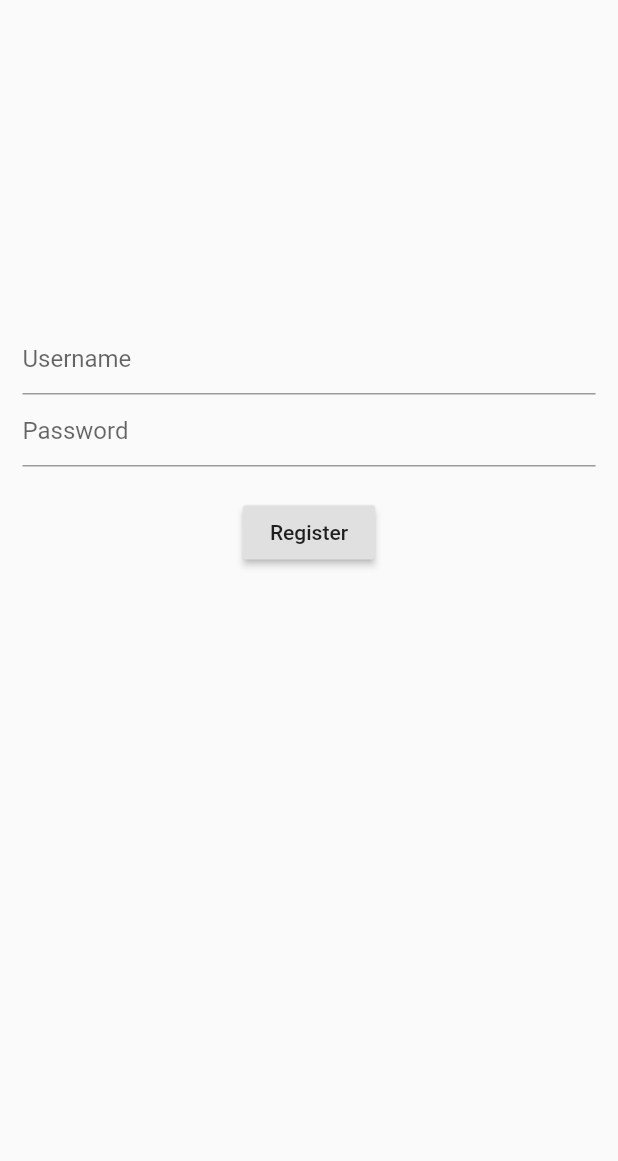
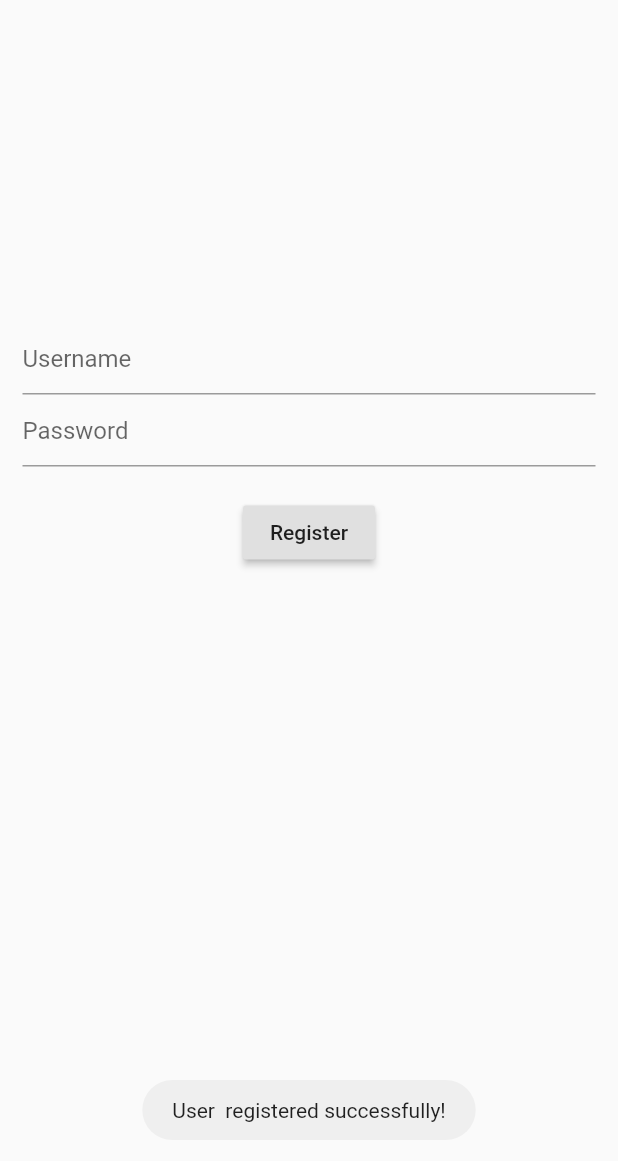
Before and after one commit to Shivkant23/firebase_auth_user, a Flutter app: the screen it shows after launch, after a tap on "create new account", on a phone screen of 412 x 824 dp. Shown: the top 1161 px of the screen. Run offline on Flutter 3.47's test engine with Material 2 defaults, Android fonts, the phone set to English and light mode, and no system bars; our stand-ins replace firebase_auth, fluttertoast; accounts and stored records are empty.

Commit message:
third upload

```diff
--- a/lib/src/login_screen.dart
+++ b/lib/src/login_screen.dart
@@ -2,6 +2,7 @@ import 'package:pictora/src/home_screen.dart';
 import 'package:flutter/material.dart';
 import 'package:firebase_auth/firebase_auth.dart';
 import 'package:pictora/src/register_user.dart';
+import 'package:fluttertoast/fluttertoast.dart';
 
 class LoginScreen extends StatefulWidget {
   LoginScreen({Key key}) : super(key: key);
@@ -60,6 +61,7 @@ class _LoginScreenState extends State<LoginScreen> {
                     ),
                   ),
                   onTap: (){
+                    Fluttertoast.showToast(msg: "User ${_usernameController.text} registered successfully!");
                     Navigator.push(
                       context,
                       MaterialPageRoute(builder: (context) => RegisterUser()),
```
Also changed, not shown: 1 other file.
